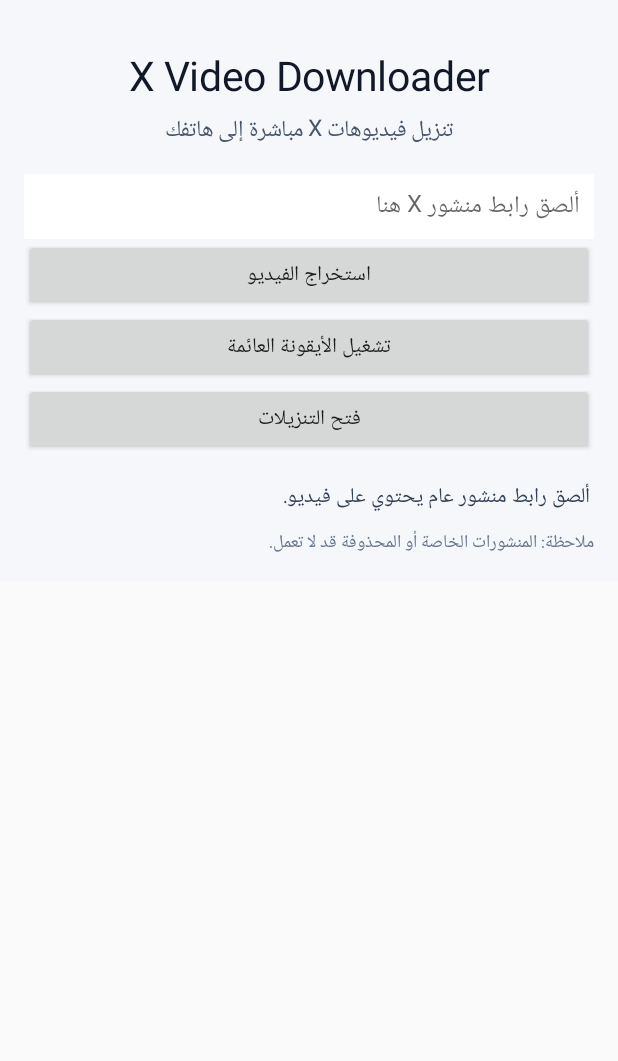
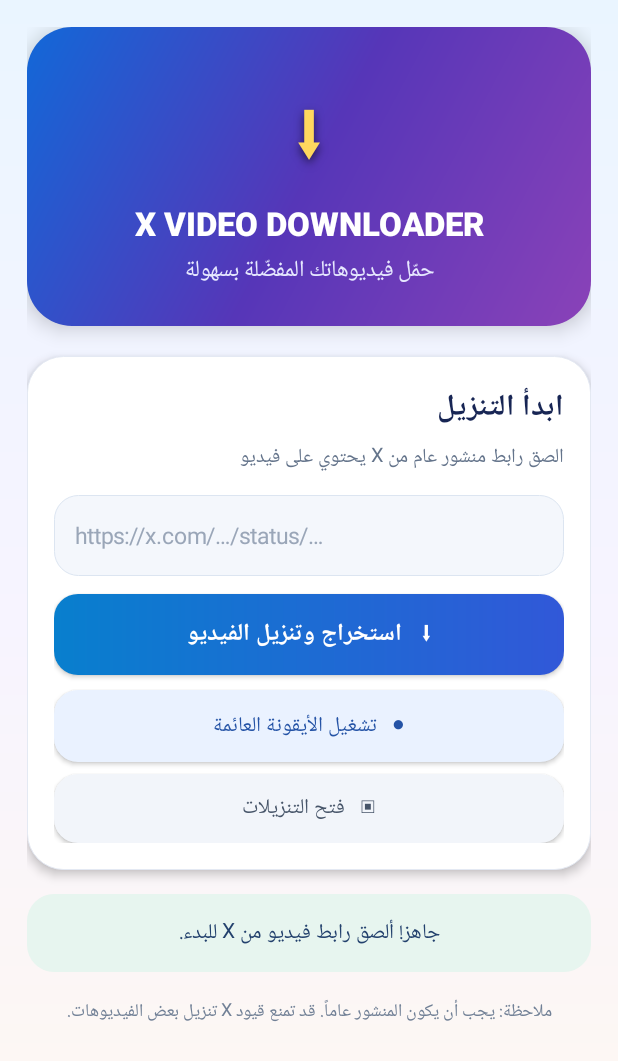
Before and after one commit to etudiantourg-cmyk/XVideoDownloader, an Android app: the screen it shows after launch (MainActivity), on a phone screen of 412 x 824 dp. Shown: the top 1061 px of the screen. Run offline under Robolectric (Android 15) with nearby library versions, the phone set to English and light mode, and no system bars.

Commit message:
Redesign main screen with playful polished animated-film-inspired UI

```diff
--- a/app/src/main/java/com/example/xvideodownloader/MainActivity.kt
+++ b/app/src/main/java/com/example/xvideodownloader/MainActivity.kt
@@ -24,65 +24,144 @@ class MainActivity : Activity() {
 
     override fun onCreate(savedInstanceState: Bundle?) {
         super.onCreate(savedInstanceState)
-        val root = LinearLayout(this).apply {
+        val density = resources.displayMetrics.density
+        fun dp(value: Int) = (value * density).toInt()
+        fun rounded(color: Int, radius: Float, stroke: Int = 0): android.graphics.drawable.GradientDrawable =
+            android.graphics.drawable.GradientDrawable().apply {
+                setColor(color)
+                cornerRadius = dp(radius.toInt()).toFloat()
+                if (stroke != 0) setStroke(dp(1), stroke)
+            }
+        val page = LinearLayout(this).apply {
             orientation = LinearLayout.VERTICAL
-            setPadding(24, 32, 24, 24)
-            setBackgroundColor(0xFFF5F7FB.toInt())
+            setPadding(dp(18), dp(18), dp(18), dp(28))
+            background = android.graphics.drawable.GradientDrawable(
+                android.graphics.drawable.GradientDrawable.Orientation.TOP_BOTTOM,
+                intArrayOf(0xFFEAF5FF.toInt(), 0xFFF7F4FF.toInt(), 0xFFFFF8EF.toInt())
+            )
         }
-        root.addView(TextView(this).apply {
-            text = "X Video Downloader"
-            textSize = 27f
+        val hero = LinearLayout(this).apply {
+            orientation = LinearLayout.VERTICAL
             gravity = Gravity.CENTER
-            setTextColor(0xFF111827.toInt())
-            setPadding(0, 16, 0, 10)
+            setPadding(dp(20), dp(26), dp(20), dp(24))
+            background = android.graphics.drawable.GradientDrawable(
+                android.graphics.drawable.GradientDrawable.Orientation.TL_BR,
+                intArrayOf(0xFF1268D8.toInt(), 0xFF5636B8.toInt(), 0xFF8A42B8.toInt())
+            ).apply { cornerRadius = dp(30).toFloat() }
+            elevation = dp(8).toFloat()
+        }
+        val mascot = TextView(this).apply {
+            text = "⬇"
+            textSize = 48f
+            gravity = Gravity.CENTER
+            setTextColor(0xFFFFD75E.toInt())
+            typeface = android.graphics.Typeface.create("sans-serif-black", android.graphics.Typeface.BOLD)
+            paint.setShadowLayer(dp(5).toFloat(), 0f, dp(3).toFloat(), 0x99000000.toInt())
+        }
+        hero.addView(mascot, LinearLayout.LayoutParams(dp(94), dp(82)))
+        hero.addView(TextView(this).apply {
+            text = "X VIDEO DOWNLOADER"
+            textSize = 22f
+            gravity = Gravity.CENTER
+            setTextColor(android.graphics.Color.WHITE)
+            typeface = android.graphics.Typeface.create("sans-serif-black", android.graphics.Typeface.BOLD)
+            setPadding(0, dp(8), 0, dp(5))
         })
-        root.addView(TextView(this).apply {
-            text = "تنزيل فيديوهات X مباشرة إلى هاتفك"
+        hero.addView(TextView(this).apply {
+            text = "حمّل فيديوهاتك المفضّلة بسهولة"
             textSize = 15f
             gravity = Gravity.CENTER
-            setTextColor(0xFF475569.toInt())
-            setPadding(0, 0, 0, 24)
+            setTextColor(0xFFE7E9FF.toInt())
+        })
+        page.addView(hero, LinearLayout.LayoutParams(-1, -2).apply { bottomMargin = dp(20) })
+
+        val section = LinearLayout(this).apply {
+            orientation = LinearLayout.VERTICAL
+            setPadding(dp(18), dp(18), dp(18), dp(18))
+            background = rounded(0xFFFFFFFF.toInt(), 24f, 0xFFE4E9F3.toInt())
+            elevation = dp(4).toFloat()
+        }
+        section.addView(TextView(this).apply {
+            text = "ابدأ التنزيل"
+            textSize = 20f
+            setTextColor(0xFF172554.toInt())
+            typeface = android.graphics.Typeface.DEFAULT_BOLD
+            gravity = Gravity.RIGHT
+            setPadding(0, 0, 0, dp(5))
+        })
+        section.addView(TextView(this).apply {
+            text = "الصق رابط منشور عام من X يحتوي على فيديو"
+            textSize = 13f
+            setTextColor(0xFF64748B.toInt())
+            gravity = Gravity.RIGHT
+            setPadding(0, 0, 0, dp(14))
         })
         link = EditText(this).apply {
-            hint = "ألصق رابط منشور X هنا"
+            hint = "https://x.com/…/status/…"
             setSingleLine(true)
+            textSize = 15f
+            setTextColor(0xFF172033.toInt())
+            setHintTextColor(0xFF9AA6B8.toInt())
+            setPadding(dp(14), dp(13), dp(14), dp(13))
+            background = rounded(0xFFF4F7FC.toInt(), 16f, 0xFFDCE5F1.toInt())
+        }
+        section.addView(link, LinearLayout.LayoutParams(-1, dp(54)).apply { bottomMargin = dp(12) })
+        extract = Button(this).apply {
+            text = "⬇   استخراج وتنزيل الفيديو"
+            isAllCaps = false
             textSize = 16f
-            setPadding(14, 12, 14, 12)
-            setBackgroundColor(0xFFFFFFFF.toInt())
-        }
-        root.addView(link)
-        extract = Button(this).apply {
-            text = "استخراج الفيديو"
-            isAllCaps = false
+            typeface = android.graphics.Typeface.DEFAULT_BOLD
+            setTextColor(android.graphics.Color.WHITE)
+            background = android.graphics.drawable.GradientDrawable(
+                android.graphics.drawable.GradientDrawable.Orientation.LEFT_RIGHT,
+                intArrayOf(0xFF087FCE.toInt(), 0xFF3158D8.toInt())
+            ).apply { cornerRadius = dp(16).toFloat() }
             setOnClickListener { extractVideo() }
         }
-        root.addView(extract)
-        root.addView(Button(this).apply {
-            text = "تشغيل الأيقونة العائمة"
+        section.addView(extract, LinearLayout.LayoutParams(-1, dp(54)).apply { bottomMargin = dp(10) })
+        val floatingButton = Button(this).apply {
+            text = "●   تشغيل الأيقونة العائمة"
             isAllCaps = false
+            textSize = 14f
+            setTextColor(0xFF2453A6.toInt())
+            background = rounded(0xFFEAF2FF.toInt(), 16f)
             setOnClickListener { enableFloating() }
-        })
-        root.addView(Button(this).apply {
-            text = "فتح التنزيلات"
+        }
+        section.addView(floatingButton, LinearLayout.LayoutParams(-1, dp(48)).apply { bottomMargin = dp(8) })
+        section.addView(Button(this).apply {
+            text = "▣   فتح التنزيلات"
             isAllCaps = false
+            textSize = 14f
+            setTextColor(0xFF475569.toInt())
+            background = rounded(0xFFF2F5FA.toInt(), 16f)
             setOnClickListener {
                 try { startActivity(Intent(DownloadManager.ACTION_VIEW_DOWNLOADS)) }
                 catch (_: Exception) { show("افتح الملفات ثم Movies/XVideoDownloader") }
             }
+        }, LinearLayout.LayoutParams(-1, dp(46)))
+        page.addView(section, LinearLayout.LayoutParams(-1, -2).apply { bottomMargin = dp(16) })
+
+        status = TextView(this).apply {
+            text = "جاهز! ألصق رابط فيديو من X للبدء."
+            textSize = 14f
+            setTextColor(0xFF23416D.toInt())
+            gravity = Gravity.CENTER
+            setPadding(dp(16), dp(14), dp(16), dp(14))
+            background = rounded(0xFFE7F5EF.toInt(), 18f)
+        }
+        page.addView(status, LinearLayout.LayoutParams(-1, -2).apply { bottomMargin = dp(12) })
+        page.addView(TextView(this).apply {
+            text = "ملاحظة: يجب أن يكون المنشور عاماً. قد تمنع قيود X تنزيل بعض الفيديوهات."
+            textSize = 12f
+            gravity = Gravity.CENTER
+            setTextColor(0xFF718096.toInt())
+            setPadding(dp(8), dp(4), dp(8), dp(8))
         })
-        status = TextView(this).apply {
-            text = "ألصق رابط منشور عام يحتوي على فيديو."
-            textSize = 14f
-            setTextColor(0xFF334155.toInt())
-            setPadding(4, 24, 4, 12)
-        }
-        root.addView(status)
-        root.addView(TextView(this).apply {
-            text = "ملاحظة: المنشورات الخاصة أو المحذوفة قد لا تعمل."
-            textSize = 12f
-            setTextColor(0xFF64748B.toInt())
+        setContentView(ScrollView(this).apply {
+            isFillViewport = true
+            setBackgroundColor(0xFFF7F8FC.toInt())
+            addView(page)
         })
-        setContentView(ScrollView(this).apply { addView(root) })
         receiveShare(intent)
         // Start the floating bubble automatically; Android will ask for overlay permission once.
         enableFloating()
```
